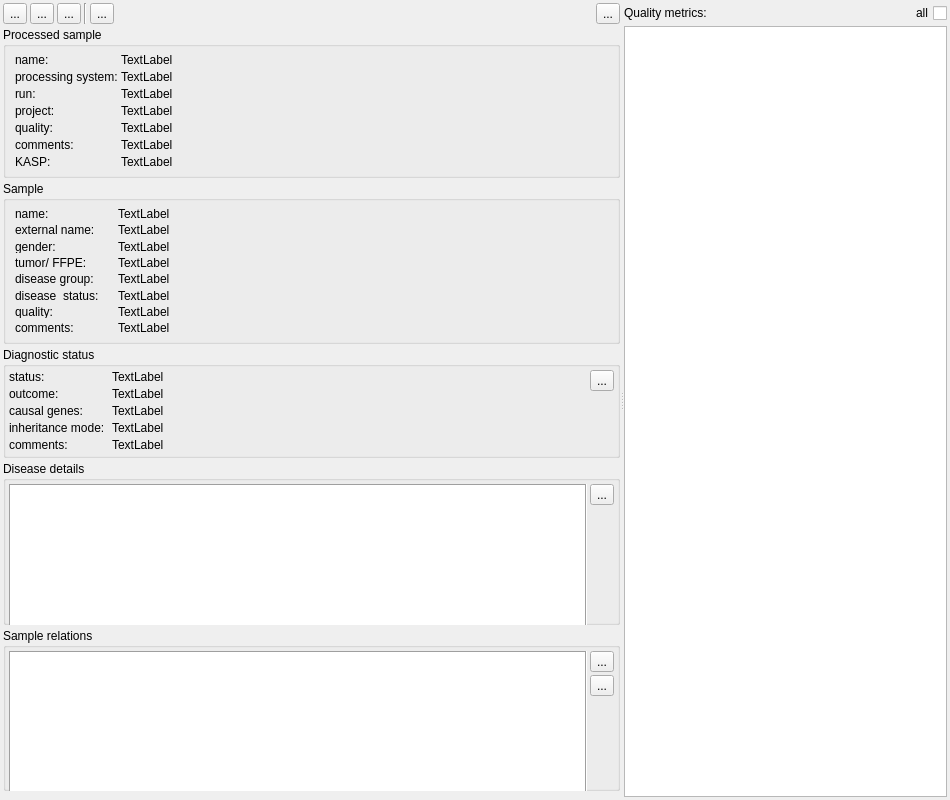
Old version of the form src/GSvar/ProcessedSampleWidget.ui in the repository imgag/ngs-bits.
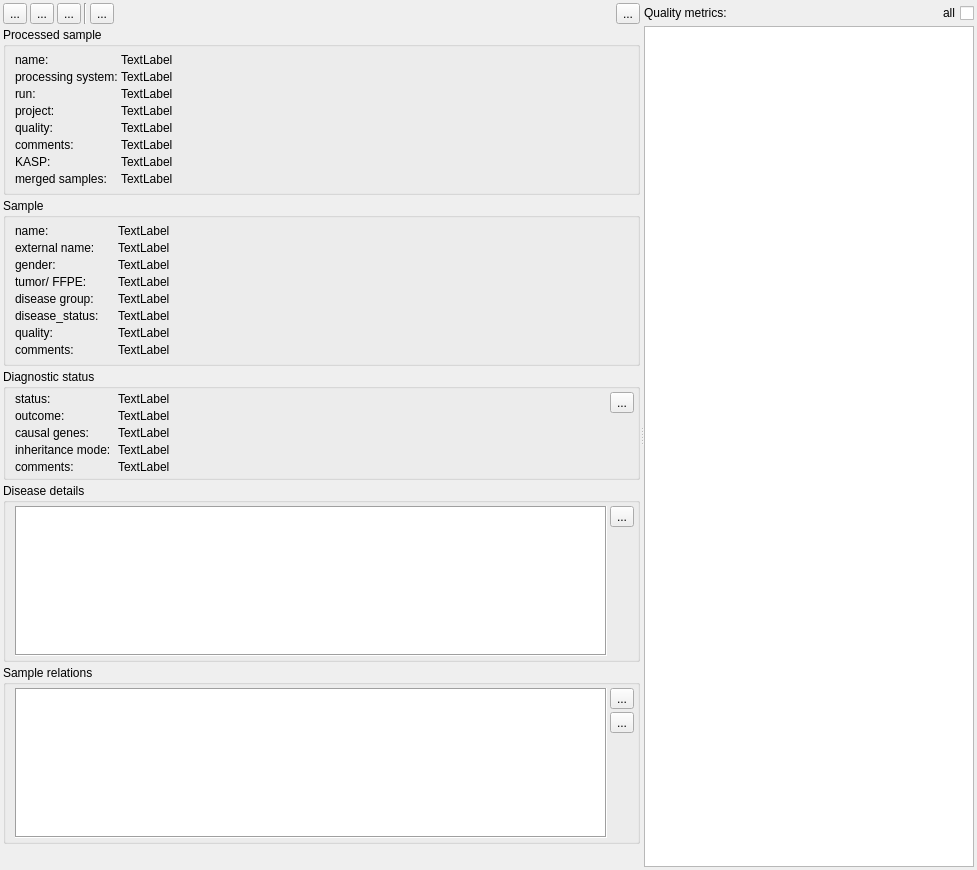
New version of the form. Icons and pictures are not drawn. Custom widgets are drawn as their Qt base class.

Commit message: NGSD: added merged samples table.

```diff
--- a/src/GSvar/ProcessedSampleWidget.ui
+++ b/src/GSvar/ProcessedSampleWidget.ui
@@ -6,8 +6,8 @@
    <rect>
     <x>0</x>
     <y>0</y>
-    <width>950</width>
-    <height>800</height>
+    <width>977</width>
+    <height>870</height>
    </rect>
   </property>
   <property name="minimumSize">
@@ -306,6 +306,26 @@
             </property>
            </widget>
           </item>
+          <item row="7" column="0">
+           <widget class="QLabel" name="label_22">
+            <property name="toolTip">
+             <string>&lt;html&gt;&lt;head/&gt;&lt;body&gt;&lt;p&gt;Information about processed samples that were merged analyzed jointly.&lt;/p&gt;&lt;/body&gt;&lt;/html&gt;</string>
+            </property>
+            <property name="text">
+             <string>merged samples:</string>
+            </property>
+           </widget>
+          </item>
+          <item row="7" column="1">
+           <widget class="QLabel" name="merged">
+            <property name="text">
+             <string>TextLabel</string>
+            </property>
+            <property name="textInteractionFlags">
+             <set>Qt::LinksAccessibleByMouse|Qt::TextSelectableByMouse</set>
+            </property>
+           </widget>
+          </item>
          </layout>
         </widget>
        </item>
@@ -497,7 +517,7 @@
            <number>3</number>
           </property>
           <property name="leftMargin">
-           <number>3</number>
+           <number>9</number>
           </property>
           <property name="topMargin">
            <number>3</number>
@@ -649,7 +669,7 @@
            <number>3</number>
           </property>
           <property name="leftMargin">
-           <number>3</number>
+           <number>9</number>
           </property>
           <property name="topMargin">
            <number>3</number>
@@ -725,7 +745,7 @@
            <number>3</number>
           </property>
           <property name="leftMargin">
-           <number>3</number>
+           <number>9</number>
           </property>
           <property name="topMargin">
            <number>3</number>
```
The commit also changes 15 other files.
